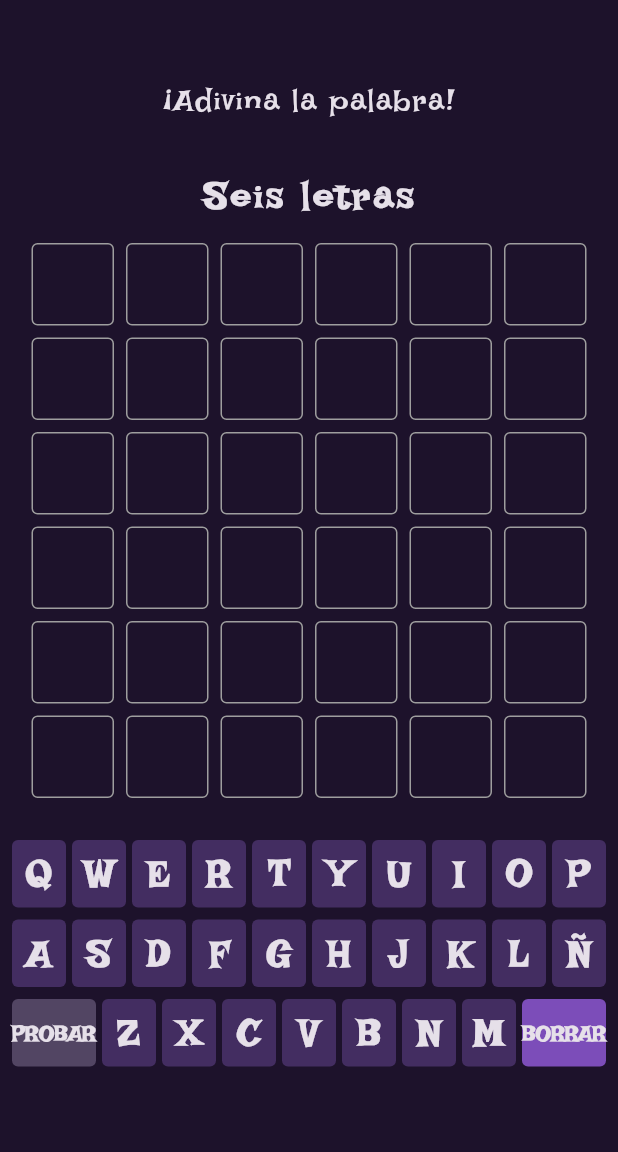
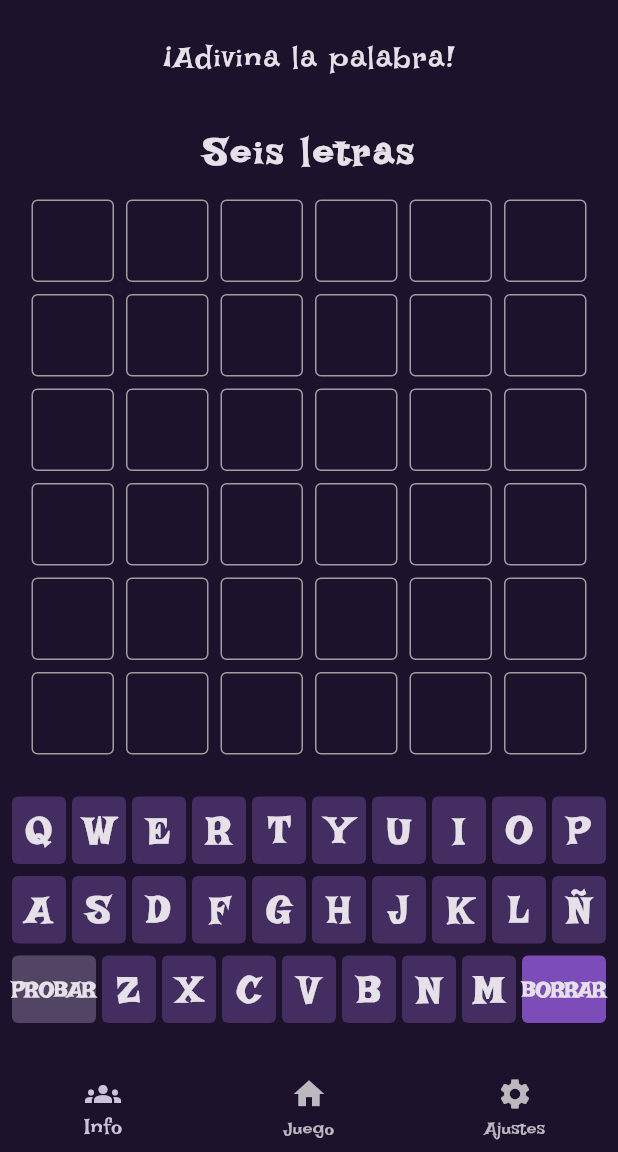
Before and after one commit to loomlight-games/Witchle, a Flutter app: the screen it shows after launch, on a phone screen of 412 x 824 dp, the part 84-1236 px from its top. Run offline on Flutter 3.47's test engine with Material 3 defaults, Android fonts, the phone set to English and light mode, and no system bars; drawn by our look-alikes of flip_card; our stand-ins replace equatable.

Commit message:
Preliminar bottom navigation bar

```diff
--- a/lib/game/models/word_model.dart
+++ b/lib/game/models/word_model.dart
@@ -40,7 +40,7 @@ class Word extends Equatable {
 
   // Empties the last letter
   void removeLetter() {
-    //FIXME NOT WORKING
+    //FIXME: NOT WORKING
     // Last filled index
     final recentLetterIndex = letters.lastIndexWhere((e) => e.value.isNotEmpty);
 
--- a/lib/game/views/game_screen.dart
+++ b/lib/game/views/game_screen.dart
@@ -232,6 +232,16 @@ class _GameScreenState extends State<GameScreen> {
             letters: _keyboardLetters,
           ),
         ],
-        ));
+      ),
+      bottomNavigationBar: BottomNavigationBar(
+        items: [
+          BottomNavigationBarItem(icon: Icon(Icons.groups), label: 'Info'),
+          BottomNavigationBarItem(icon: Icon(Icons.home), label: 'Juego'),
+          BottomNavigationBarItem(icon: Icon(Icons.settings), label: 'Ajustes'),
+        ],
+        backgroundColor: Colors.transparent,
+        elevation: 0,
+      ),
+    );
   }
 }
```
Also changed, not shown: pubspec.yaml (+0 -54 lines). Lines whose indentation alone changed are shown as unchanged.
